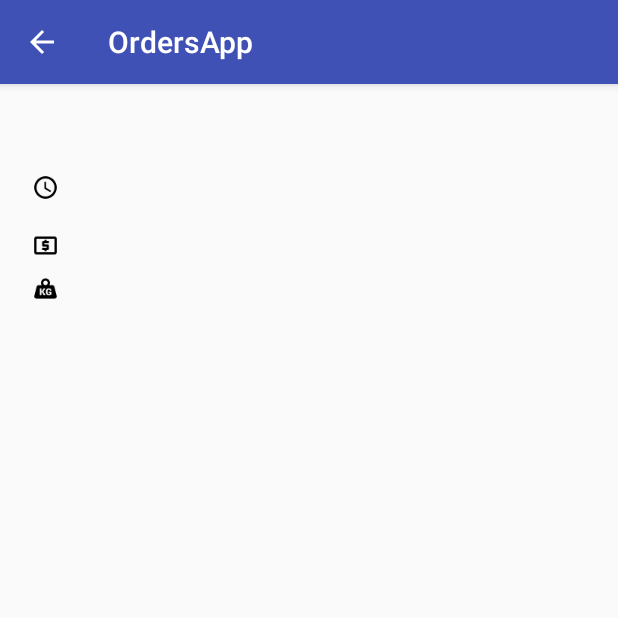
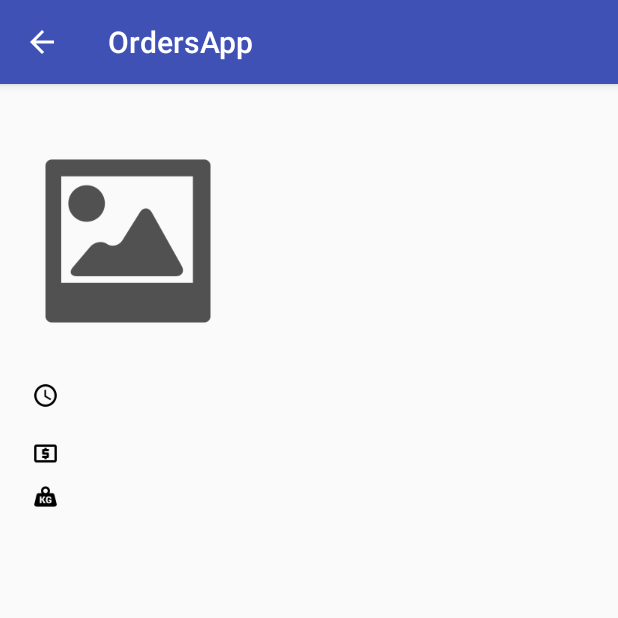
Before and after one commit to anaaguilaralonso/OrdersApp, an Android app: the LoadDetailActivity screen opened directly, with no data from a screen before it, on a phone screen of 412 x 824 dp, the top half of it. Run offline under Robolectric (Android 15) with nearby library versions, the phone set to English and light mode, and no system bars; our stand-ins replace ButterKnife, Firebase (no records; nobody signed in at launch, a user with empty details on screens opened directly), Picasso; pictures from the network do not load.

Commit message:
add image map

```diff
--- a/app/build.gradle
+++ b/app/build.gradle
@@ -37,6 +37,8 @@ dependencies {
 
     testCompile "org.mockito:mockito-core:2.+"
 
+    compile 'com.squareup.picasso:picasso:2.5.2'
+
 }
 
 apply plugin: 'com.google.gms.google-services'
--- a/app/src/main/java/com/einao/ordersapp/app/App.java
+++ b/app/src/main/java/com/einao/ordersapp/app/App.java
@@ -2,6 +2,7 @@ package com.einao.ordersapp.app;
 
 import android.app.Activity;
 import android.app.Application;
+import android.content.Context;
 
 import com.einao.ordersapp.app.policy.ShortDataBasePolicy;
 import com.einao.ordersapp.app.provider.NetworkDataSourceProvider;
@@ -11,6 +12,8 @@ import com.einao.ordersapp.app.provider.UseCaseProvider;
 import com.einao.ordersapp.app.ui.provider.AndroidTimeProvider;
 import com.einao.ordersapp.app.ui.provider.NavigationProvider;
 import com.einao.ordersapp.app.ui.provider.OrdersTextFormatter;
+import com.einao.ordersapp.app.ui.provider.PicassoImageLoader;
+import com.einao.ordersapp.domain.providers.ImageLoader;
 import com.einao.ordersapp.domain.providers.TextFormatter;
 import com.einao.ordersapp.domain.providers.TimeProvider;
 
@@ -47,4 +50,8 @@ public class App extends Application {
     public NavigationProvider getNavigationProvider(Activity activity) {
         return new NavigationProvider(activity);
     }
+
+    public ImageLoader getImageLoader(Context context) {
+        return new PicassoImageLoader(context);
+    }
 }
--- a/app/src/main/java/com/einao/ordersapp/app/ui/common/BaseActivity.java
+++ b/app/src/main/java/com/einao/ordersapp/app/ui/common/BaseActivity.java
@@ -4,6 +4,7 @@ import android.os.Bundle;
 import android.support.annotation.Nullable;
 import android.support.v7.app.AppCompatActivity;
 import android.view.MenuItem;
+import android.widget.ImageView;
 import android.widget.Toast;
 
 import com.einao.ordersapp.app.App;
@@ -13,6 +14,7 @@ import com.einao.ordersapp.app.ui.provider.NavigationProvider;
 import com.einao.ordersapp.app.ui.provider.OrdersTextFormatter;
 import com.einao.ordersapp.data.network.firebase.FirebaseAuthenticator;
 import com.einao.ordersapp.domain.auth.Authenticator;
+import com.einao.ordersapp.domain.providers.ImageLoader;
 import com.einao.ordersapp.domain.providers.TextFormatter;
 
 import butterknife.ButterKnife;
@@ -26,6 +28,7 @@ public abstract class BaseActivity<T extends Presenter> extends AppCompatActivit
     protected UseCaseProvider useCaseProvider;
     protected NavigationProvider navigationProvider;
     protected TextFormatter textFormatter;
+    protected ImageLoader<ImageView> imageLoader;
 
     @Override
     protected void onCreate(@Nullable Bundle savedInstanceState) {
@@ -38,6 +41,7 @@ public abstract class BaseActivity<T extends Presenter> extends AppCompatActivit
         useCaseProvider = ((App) getApplication()).getUseCaseProvider();
         navigationProvider = ((App) getApplication()).getNavigationProvider(this);
         textFormatter = ((App)getApplication()).getTextFormatter();
+        imageLoader = ((App)getApplication()).getImageLoader(this);
 
         firebaseAuthenticator = new FirebaseAuthenticator(this);
         firebaseAuthenticator.authenticate(
--- a/app/src/main/java/com/einao/ordersapp/app/ui/loaddetail/view/DetailsView.java
+++ b/app/src/main/java/com/einao/ordersapp/app/ui/loaddetail/view/DetailsView.java
@@ -5,11 +5,13 @@ import android.os.Build;
 import android.support.annotation.RequiresApi;
 import android.util.AttributeSet;
 import android.view.LayoutInflater;
+import android.widget.ImageView;
 import android.widget.LinearLayout;
 import android.widget.TextView;
 
 import com.einao.ordersapp.R;
 import com.einao.ordersapp.app.ui.viewmodel.LoadViewModel;
+import com.einao.ordersapp.domain.providers.ImageLoader;
 
 import butterknife.BindView;
 import butterknife.ButterKnife;
@@ -18,6 +20,9 @@ public class DetailsView extends LinearLayout {
 
     @BindView(R.id.name)
     TextView name;
+
+    @BindView(R.id.map)
+    ImageView map;
 
     @BindView(R.id.destination)
     TextView destination;
@@ -67,9 +72,11 @@ public class DetailsView extends LinearLayout {
         ButterKnife.bind(this);
     }
 
-    public void setInformation(LoadViewModel loadViewModel) {
+    public void setInformation(LoadViewModel loadViewModel, ImageLoader<ImageView> imageLoader) {
         destination.setText(loadViewModel.getDestinationFullAddress());
         name.setText(loadViewModel.getName());
+        imageLoader.load(map,
+                "https://maps.googleapis.com/maps/api/staticmap?center=40.123,-3.123&zoom=8&size=1200x1200&markers=40.123,-3.123");
         packageType.setText(loadViewModel.getPackageType());
         originDate.setText(loadViewModel.getOriginDate());
         destinationDate.setText(loadViewModel.getDestinationDate());
--- a/app/src/main/java/com/einao/ordersapp/app/ui/loaddetail/view/LoadDetailActivity.java
+++ b/app/src/main/java/com/einao/ordersapp/app/ui/loaddetail/view/LoadDetailActivity.java
@@ -39,6 +39,6 @@ public class LoadDetailActivity extends BaseActivity<LoadDetailPresenter> implem
 
     @Override
     public void setViewInformation(LoadViewModel loadViewModel) {
-        detailsView.setInformation(loadViewModel);
+        detailsView.setInformation(loadViewModel, imageLoader);
     }
 }
--- /dev/null
+++ b/app/src/main/java/com/einao/ordersapp/app/ui/provider/PicassoImageLoader.java
@@ -0,0 +1,33 @@
+package com.einao.ordersapp.app.ui.provider;
+
+
+import android.content.Context;
+import android.net.Uri;
+import android.widget.ImageView;
+
+import com.einao.ordersapp.R;
+import com.einao.ordersapp.domain.providers.ImageLoader;
+import com.squareup.picasso.Picasso;
+
+public class PicassoImageLoader implements ImageLoader<ImageView> {
+
+    private final Context context;
+
+    public PicassoImageLoader(Context context) {
+        this.context = context;
+    }
+
+    @Override
+    public void load(ImageView view, String url) {
+
+        if (url != null && !url.isEmpty() && Uri.parse(url) != null) {
+            Picasso.with(context)
+                    .load(url)
+                    .placeholder(R.mipmap.ic_placeholder)
+                    .error(R.mipmap.ic_placeholder)
+                    .into(view);
+        } else {
+            view.setImageResource(R.mipmap.ic_placeholder);
+        }
+    }
+}
--- /dev/null
+++ b/app/src/main/java/com/einao/ordersapp/domain/providers/ImageLoader.java
@@ -0,0 +1,8 @@
+package com.einao.ordersapp.domain.providers;
+
+
+public interface ImageLoader<T> {
+
+    void load(T view, String url);
+
+}
--- a/app/src/main/res/layout/details_view.xml
+++ b/app/src/main/res/layout/details_view.xml
@@ -12,6 +12,13 @@
         style="@style/detail_title"
         android:layout_width="match_parent"
         android:layout_height="wrap_content"/>
+
+    <ImageView
+        android:id="@+id/map"
+        style="@style/icon_simple_layout"
+        android:layout_gravity="center_horizontal"
+        android:scaleType="fitXY"
+        android:src="@mipmap/ic_placeholder"/>
 
     <TextView
         android:id="@+id/destination"
```
Also changed, not shown: app/src/main/res/mipmap-xhdpi/ic_placeholder.png (added), 1 other file.
